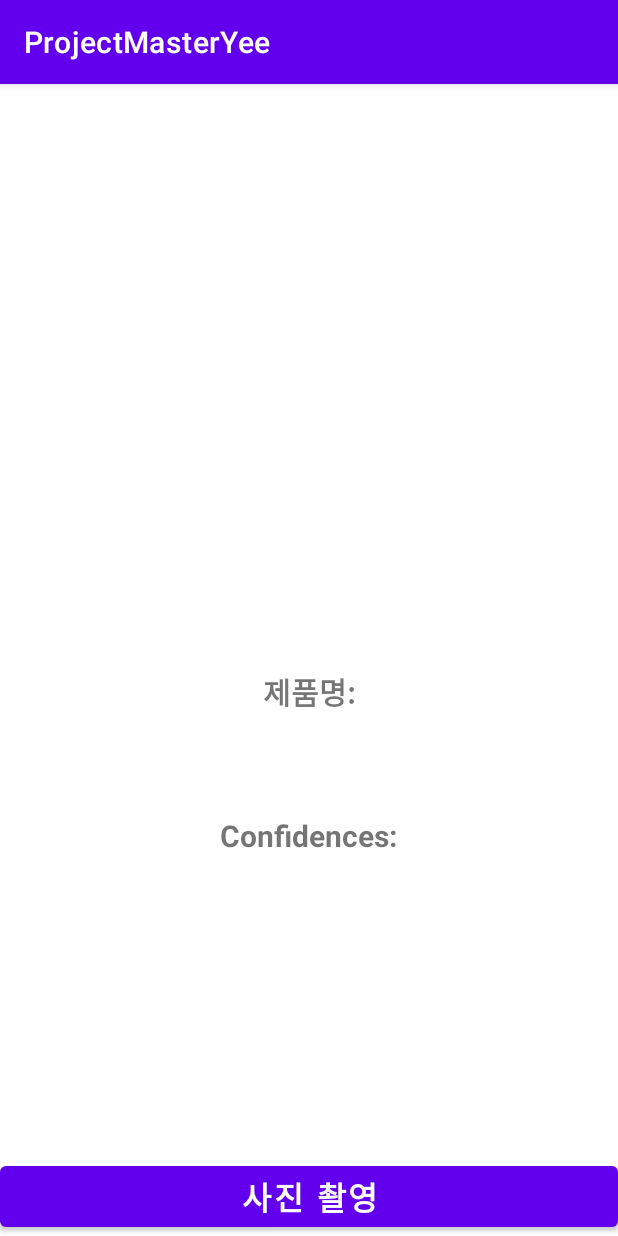
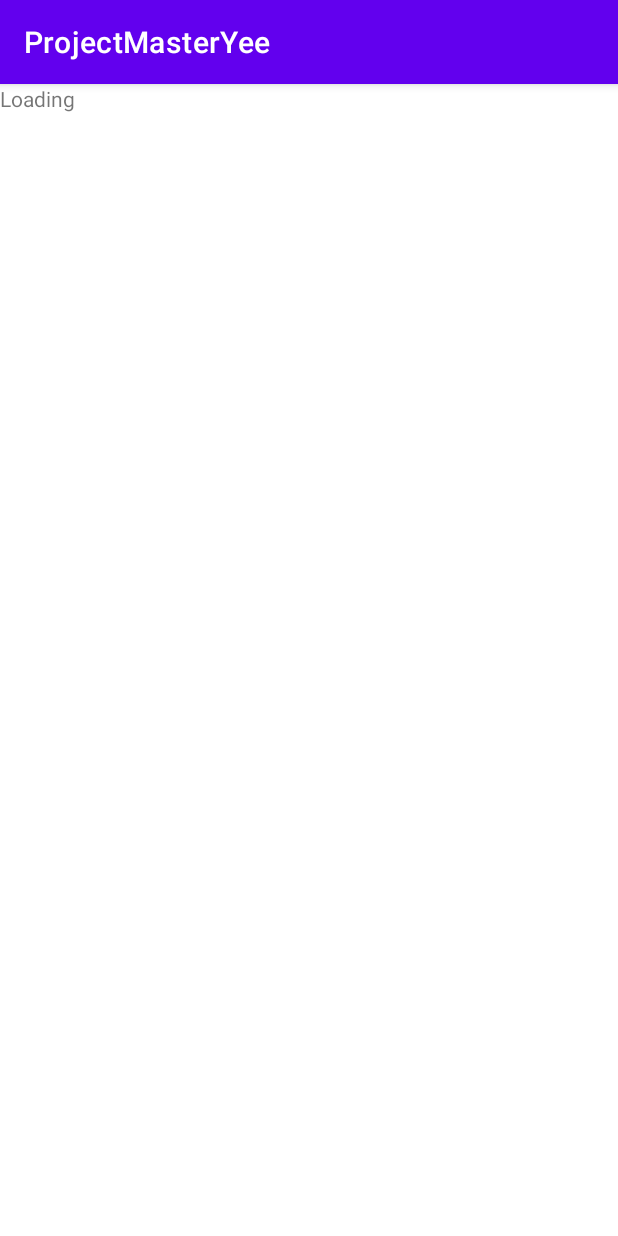
Before and after one commit to Blenbre777/Mobile, an Android app: the first screen one second after launch (MainActivity before the commit, Intro after it), on a phone screen of 412 x 824 dp. Run offline under Robolectric (Android 15) with nearby library versions, the phone set to English and light mode, and no system bars.

Commit message:
Intro , Setting 화면 생성

```diff
--- /dev/null
+++ b/app/src/main/java/com/example/projectmasteryee/Intro.java
@@ -0,0 +1,27 @@
+package com.example.projectmasteryee;
+
+import androidx.appcompat.app.AppCompatActivity;
+
+import android.content.Intent;
+import android.os.Bundle;
+import android.os.Handler;
+
+public class Intro extends AppCompatActivity {
+
+    @Override
+    protected void onCreate(Bundle savedInstanceState) {
+        super.onCreate(savedInstanceState);
+        setContentView(R.layout.activity_intro);
+
+        //추후 model 데이터가 클 수 있어서 인트로 화면 생성 현재는 3초 뒤 화면 넘김
+        Handler handler = new Handler();
+        handler.postDelayed(new Runnable() {
+            @Override
+            public void run() {
+                Intent i = new Intent(Intro.this, MainActivity.class);
+                startActivity(i);
+                finish();
+            }
+        },3000);
+    }
+}
--- a/app/src/main/java/com/example/projectmasteryee/MainActivity.java
+++ b/app/src/main/java/com/example/projectmasteryee/MainActivity.java
@@ -32,7 +32,7 @@ public class MainActivity extends AppCompatActivity {
     TextView confidence;
     ImageView imageView;
     Button picture;
-    int imageSize = 224;
+    int imageSize = 224; // 표준 이미지 : 크기 가로 세로 224
 
     @Override
     protected void onCreate(Bundle savedInstanceState) {
@@ -40,7 +40,6 @@ public class MainActivity extends AppCompatActivity {
         setContentView(R.layout.activity_main);
 
         result = findViewById(R.id.result);
-        confidence = findViewById(R.id.confidence);
         imageView = findViewById(R.id.imageView);
         picture = findViewById(R.id.button);
 
@@ -83,12 +82,12 @@ public class MainActivity extends AppCompatActivity {
 
             inputFeature0.loadBuffer(byteBuffer);
 
-            // 모델 결과
+            //모델 생성 및 분석 과정
             Model.Outputs outputs = model.process(inputFeature0);
             TensorBuffer outputFeature0 = outputs.getOutputFeature0AsTensorBuffer();
 
             float[] confidences = outputFeature0.getFloatArray();
-            // 이미지에 대한 수치
+
             int maxPos = 0;
             float maxConfidence = 0;
             for(int i = 0; i < confidences.length; i++){
@@ -100,11 +99,12 @@ public class MainActivity extends AppCompatActivity {
             String[] classes = {"사이다", "코카콜라"};
             result.setText(classes[maxPos]);
 
+            //이미지 수치 Run 출력
             String s = "";
             for(int i = 0; i < classes.length; i++){
                 s += String.format("%s: %.1f%%\n", classes[i], confidences[i] * 100);
             }
-            confidence.setText(s);
+            System.out.println(s);
 
             model.close();
         } catch (IOException e) {
@@ -113,6 +113,7 @@ public class MainActivity extends AppCompatActivity {
     }
 
 
+    // 찍은 이미지 화면에 출력
     @Override
     public void onActivityResult(int requestCode, int resultCode, @Nullable Intent data) {
         if (requestCode == 1 && resultCode == RESULT_OK) {
--- /dev/null
+++ b/app/src/main/res/layout/activity_intro.xml
@@ -0,0 +1,17 @@
+<?xml version="1.0" encoding="utf-8"?>
+<androidx.constraintlayout.widget.ConstraintLayout xmlns:android="http://schemas.android.com/apk/res/android"
+    xmlns:app="http://schemas.android.com/apk/res-auto"
+    xmlns:tools="http://schemas.android.com/tools"
+    android:layout_width="match_parent"
+    android:layout_height="match_parent"
+    tools:context=".Intro">
+
+    <TextView
+        android:id="@+id/textView"
+        android:layout_width="wrap_content"
+        android:layout_height="wrap_content"
+        android:text="Loading"
+        tools:layout_editor_absoluteX="180dp"
+        tools:layout_editor_absoluteY="356dp"
+        tools:ignore="MissingConstraints" />
+</androidx.constraintlayout.widget.ConstraintLayout>
--- a/app/src/main/res/layout/activity_main.xml
+++ b/app/src/main/res/layout/activity_main.xml
@@ -45,26 +45,4 @@
         android:id="@+id/result"
         android:layout_below="@+id/classified"
         />
-    <TextView
-        android:layout_width="wrap_content"
-        android:layout_height="wrap_content"
-        android:id="@+id/confidencesText"
-        android:text="Confidences:"
-        android:textStyle="bold"
-        android:textSize="20sp"
-        android:layout_centerHorizontal="true"
-        android:layout_below="@+id/result"
-        android:layout_marginTop="30sp"
-        />
-    <TextView
-        android:layout_width="wrap_content"
-        android:layout_height="wrap_content"
-        android:layout_centerHorizontal="true"
-        android:text=""
-        android:textColor="#000"
-        android:textSize="22sp"
-        android:id="@+id/confidence"
-        android:layout_below="@+id/confidencesText"
-        />
-
 </RelativeLayout>
```
Also changed, not shown: app/src/main/AndroidManifest.xml (+6 -3 lines), app/src/main/java/com/example/projectmasteryee/Setting.java (added, +14 -0 lines), app/src/main/res/layout/activity_setting.xml (added, +9 -0 lines).
